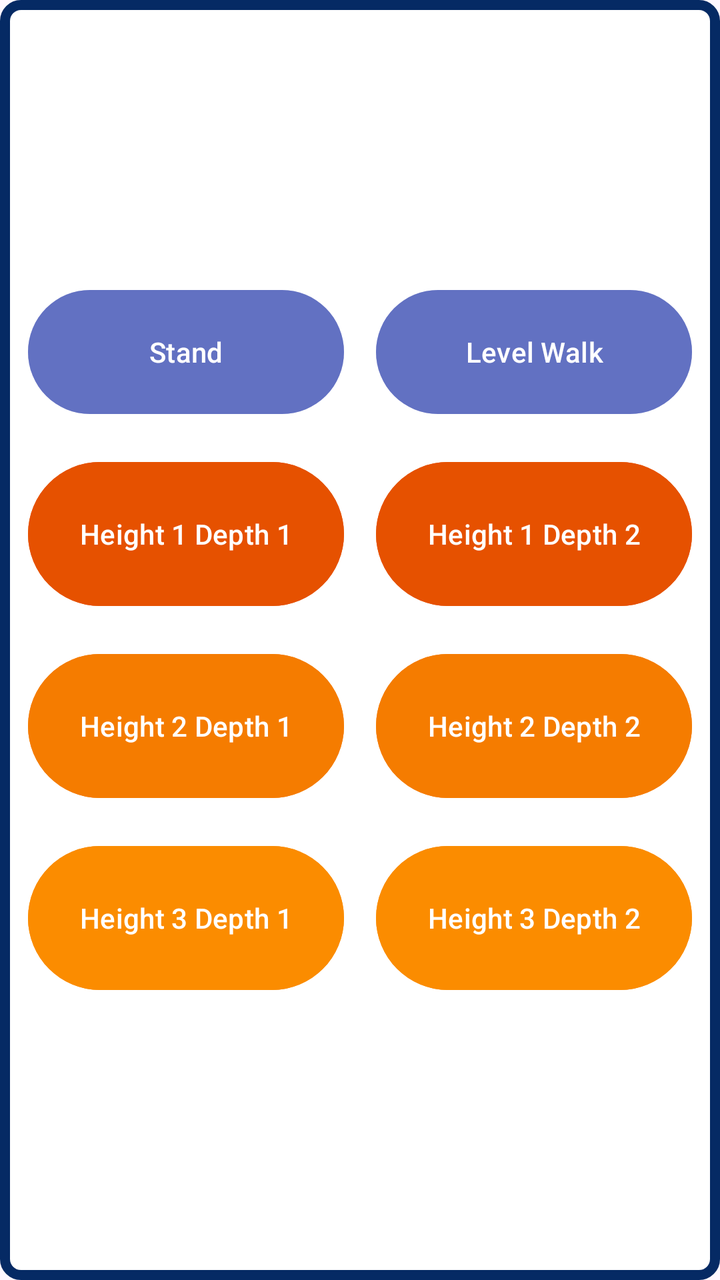
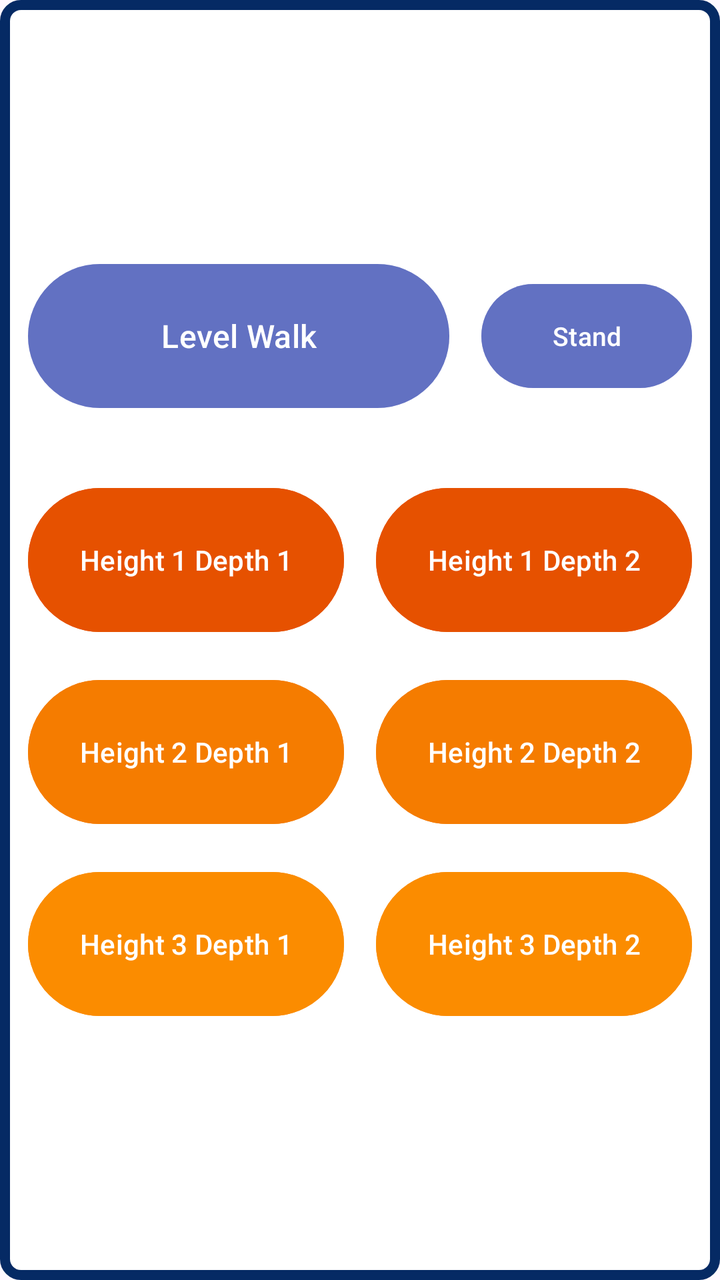

Before-and-after screenshots of an Android layout around one commit, followed by the original layout XML and the change that was made.
<!-- AndroidManifest.xml: application theme Theme.EhsanMovella -->
<!-- res/layout/item_label_page1.xml -->
<?xml version="1.0" encoding="utf-8"?>
<LinearLayout xmlns:android="http://schemas.android.com/apk/res/android"
    android:layout_width="match_parent"
    android:layout_height="match_parent"
    android:orientation="vertical"
    android:gravity="center"
    android:background="@drawable/log_border"
    android:layout_marginLeft="18dp"
    android:layout_marginRight="18dp"
    android:layout_marginTop="12dp"
    android:layout_marginBottom="12dp"
    android:padding="14dp">

    
    <LinearLayout
        android:layout_width="match_parent"
        android:layout_height="wrap_content"
        android:orientation="horizontal"
        android:layout_marginBottom="16dp">

        <Button
            android:id="@+id/labelButton1"
            android:layout_width="0dp"
            android:layout_weight="1"
            android:layout_height="70dp"
            android:layout_marginEnd="8dp"
            android:backgroundTint="#903F51B5"
            android:text="Stand"
            android:textSize="14sp"/>

        <Button
            android:id="@+id/labelButton2"
            android:layout_width="0dp"
            android:layout_weight="1"
            android:layout_height="70dp"
            android:layout_marginStart="8dp"
            android:backgroundTint="#903F51B5"
            android:text="Level Walk"
            android:textSize="14sp"/>
    </LinearLayout>

    
    <LinearLayout
        android:layout_width="match_parent"
        android:layout_height="wrap_content"
        android:orientation="horizontal"
        android:layout_marginBottom="16dp">

        <Button
            android:id="@+id/labelButton7"
            android:layout_width="0dp"
            android:layout_weight="1"
            android:layout_height="80dp"
            android:layout_marginEnd="8dp"
            android:backgroundTint="#E65100"
            android:text="Height 1 Depth 1"
            android:textSize="14sp"/>

        <Button
            android:id="@+id/labelButton8"
            android:layout_width="0dp"
            android:layout_weight="1"
            android:layout_height="80dp"
            android:layout_marginStart="8dp"
            android:backgroundTint="#E65100"
            android:text="Height 1 Depth 2"
            android:textSize="14sp"/>
    </LinearLayout>

    
    <LinearLayout
        android:layout_width="match_parent"
        android:layout_height="wrap_content"
        android:orientation="horizontal"
        android:layout_marginBottom="16dp">

        <Button
            android:id="@+id/labelButton9"
            android:layout_width="0dp"
            android:layout_weight="1"
            android:layout_height="80dp"
            android:layout_marginEnd="8dp"
            android:backgroundTint="#F57C00"
            android:text="Height 2 Depth 1"
            android:textSize="14sp"/>

        <Button
            android:id="@+id/labelButton10"
            android:layout_width="0dp"
            android:layout_weight="1"
            android:layout_height="80dp"
            android:layout_marginStart="8dp"
            android:backgroundTint="#F57C00"
            android:text="Height 2 Depth 2"
            android:textSize="14sp"/>
    </LinearLayout>

    
    <LinearLayout
        android:layout_width="match_parent"
        android:layout_height="wrap_content"
        android:orientation="horizontal">

        <Button
            android:id="@+id/labelButton11"
            android:layout_width="0dp"
            android:layout_weight="1"
            android:layout_height="80dp"
            android:layout_marginEnd="8dp"
            android:backgroundTint="#FB8C00"
            android:text="Height 3 Depth 1"
            android:textSize="14sp"/>

        <Button
            android:id="@+id/labelButton12"
            android:layout_width="0dp"
            android:layout_weight="1"
            android:layout_height="80dp"
            android:layout_marginStart="8dp"
            android:backgroundTint="#FB8C00"
            android:text="Height 3 Depth 2"
            android:textSize="14sp"/>
    </LinearLayout>

</LinearLayout>
<!-- resources referenced by this layout -->
<resources>
  <!-- drawable log_border (drawable) -->
  <?xml version="1.0" encoding="utf-8"?>
  <shape xmlns:android="http://schemas.android.com/apk/res/android"
      android:shape="rectangle">
      <solid android:color="#FFFFFF"/>
      <stroke
          android:width="5dp"
          android:color="#052A64"/>
      <corners android:radius="8dp"/>
  </shape>
  <style name="Theme.EhsanMovella" parent="Base.Theme.EhsanMovella" />
  <style name="Base.Theme.EhsanMovella" parent="Theme.Material3.DayNight.NoActionBar">
          
          
          <item name="android:statusBarColor">#052A64</item>
      </style>
</resources>

<!-- the commit's change to res/layout/item_label_page1.xml (unified diff, before → after) -->
@@ -16,27 +16,28 @@
         android:layout_width="match_parent"
         android:layout_height="wrap_content"
         android:orientation="horizontal"
-        android:layout_marginBottom="16dp">
+        android:gravity="center_vertical"
+        android:layout_marginBottom="32dp">
+
+        <Button
+            android:id="@+id/labelButton2"
+            android:layout_width="0dp"
+            android:layout_weight="2"
+            android:layout_height="80dp"
+            android:layout_marginEnd="8dp"
+            android:backgroundTint="#903F51B5"
+            android:text="Level Walk"
+            android:textSize="16sp"/>
 
         <Button
             android:id="@+id/labelButton1"
             android:layout_width="0dp"
             android:layout_weight="1"
-            android:layout_height="70dp"
-            android:layout_marginEnd="8dp"
+            android:layout_height="60dp"
+            android:layout_marginStart="8dp"
             android:backgroundTint="#903F51B5"
             android:text="Stand"
-            android:textSize="14sp"/>
-
-        <Button
-            android:id="@+id/labelButton2"
-            android:layout_width="0dp"
-            android:layout_weight="1"
-            android:layout_height="70dp"
-            android:layout_marginStart="8dp"
-            android:backgroundTint="#903F51B5"
-            android:text="Level Walk"
-            android:textSize="14sp"/>
+            android:textSize="13sp"/>
     </LinearLayout>
 
     
